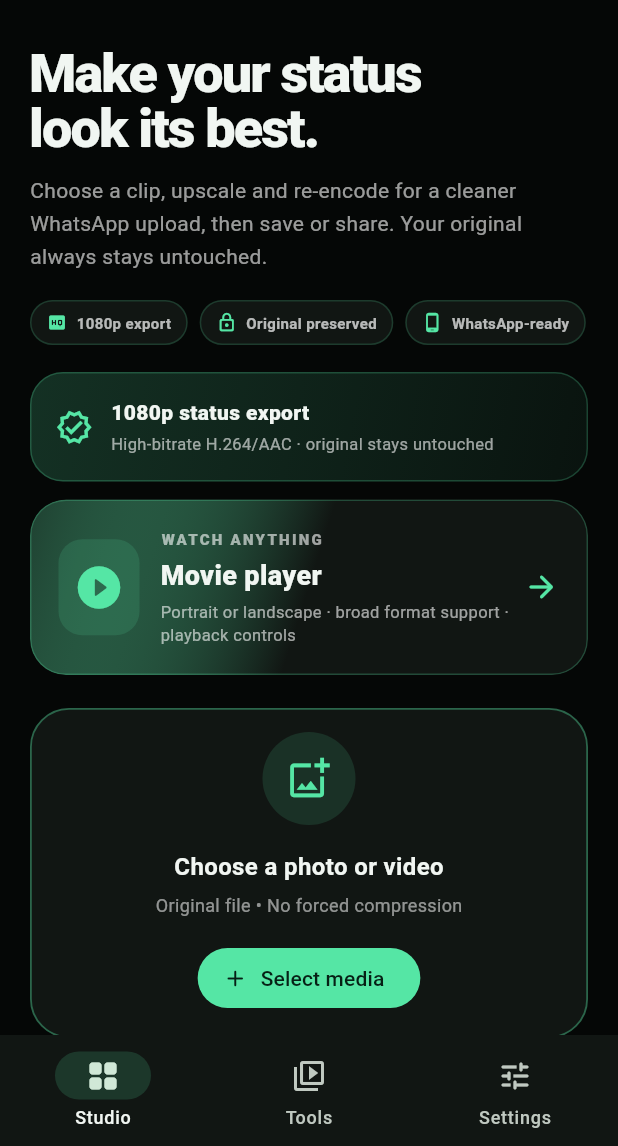
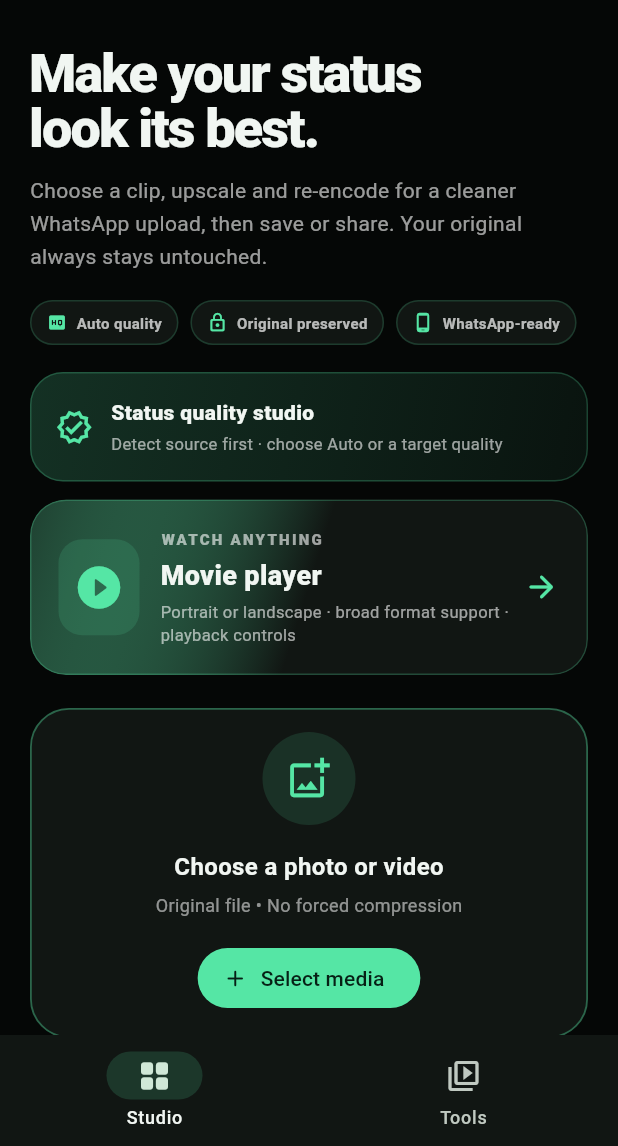
Before and after one commit to Hd-everything/supreme-octo-fiesta, a Flutter app: the screen it shows after launch, on a phone screen of 412 x 824 dp, the part 90-1236 px from its top. Run offline on Flutter 3.47's test engine with Material 3 defaults, Android fonts, the phone set to English and light mode, and no system bars; our stand-ins replace file_picker, image_picker, share_plus, shared_preferences, video_player; missing offline and left inert: media_kit, media_kit_video, v_video_compressor.

Commit message:
Redesign Studio quality flow and simplify navigation

```diff
--- a/lib/main.dart
+++ b/lib/main.dart
@@ -253,7 +253,7 @@
   String? _sourceResolution;
   String? _qualityRecommendation;
   final VVideoCompressor _compressor = VVideoCompressor();
-  int _targetLongEdge = 1920;
+  int _targetLongEdge = -1;
   String? _exportEstimateMessage;
   bool _cancelExportRequested = false;
   double _enhanceProgress = 0;
@@ -315,7 +315,7 @@
                   : 'A high-quality 1080p H.264/AAC status export is selected by default. Choose another resolution if you need a smaller file.';
           // Status preparation prioritizes a clean, high-bitrate 1080p upload source.
           // Keep Original available as an explicit no-reencode option.
-          _targetLongEdge = 1920;
+          _targetLongEdge = -1;
           _exportEstimateMessage = _estimateExportSize();
         });
       }
@@ -353,7 +353,9 @@
     final sourceShortEdge = sourceWidth < sourceHeight ? sourceWidth : sourceHeight;
     final targetLongEdge = _targetLongEdge == 0
         ? sourceLongEdge
-        : _targetLongEdge;
+        : _targetLongEdge == -1
+            ? (sourceLongEdge < 1920 ? 1920 : sourceLongEdge)
+            : _targetLongEdge;
     final targetShortEdge = (sourceShortEdge * targetLongEdge / sourceLongEdge).round();
     final outputWidth = sourceWidth >= sourceHeight ? targetLongEdge : targetShortEdge;
     final outputHeight = sourceWidth >= sourceHeight ? targetShortEdge : targetLongEdge;
@@ -361,7 +363,7 @@
       setState(() => _message = 'Original selected. The source file remains unchanged; no re-encode is needed.');
       return;
     }
-    final presetLabel = _targetLongEdge == 640 ? '360p' : _targetLongEdge == 854 ? '480p' : _targetLongEdge == 1280 ? '720p' : '1080p';
+    final presetLabel = _targetLongEdge == -1 ? 'Auto' : _targetLongEdge == 640 ? '360p' : _targetLongEdge == 854 ? '480p' : _targetLongEdge == 1280 ? '720p' : '1080p';
     setState(() {
       _exporting = true;
       _cancelExportRequested = false;
@@ -612,7 +614,7 @@
         const SizedBox(height: 8),
         SegmentedButton<int>(
           segments: const [
-            ButtonSegment(value: 0, label: Text('Original')),
+            ButtonSegment(value: -1, label: Text('Auto')),
             ButtonSegment(value: 640, label: Text('360p')),
             ButtonSegment(value: 854, label: Text('480p')),
             ButtonSegment(value: 1280, label: Text('720p')),
@@ -631,9 +633,9 @@
         SizedBox(
           width: double.infinity,
           child: FilledButton.icon(
-            onPressed: _exporting || _busy || _targetLongEdge == 0 ? null : _enhanceVideo,
+            onPressed: _exporting || _busy ? null : _enhanceVideo,
             icon: _exporting ? const SizedBox(width: 16, height: 16, child: CircularProgressIndicator(strokeWidth: 2)) : const Icon(Icons.auto_awesome_rounded),
-            label: Text(_exporting ? 'Exporting video…' : 'Export status video · ${_targetLongEdge == 0 ? 'Original' : _targetLongEdge == 640 ? '360p' : _targetLongEdge == 854 ? '480p' : _targetLongEdge == 1280 ? '720p' : '1080p'}'),
+            label: Text(_exporting ? 'Preparing video…' : 'Enhance & prepare · ${_targetLongEdge == -1 ? 'Auto' : _targetLongEdge == 640 ? '360p' : _targetLongEdge == 854 ? '480p' : _targetLongEdge == 1280 ? '720p' : '1080p'}'),
           ),
         ),
         if (_exportEstimateMessage != null) ...[
@@ -679,7 +681,7 @@
           ),
         ],
         const SizedBox(height: 6),
-        const Text('1080p high-bitrate export is selected by default to give WhatsApp a cleaner source. Lower resolutions save storage and data; encoding takes time and battery, and no upscaler can recreate detail missing from the original.', style: TextStyle(color: Colors.white38, fontSize: 10, height: 1.4)),
+        const Text('Auto targets up to 1080p. Upscaling changes output dimensions but cannot recreate detail missing from the source; encoding uses battery and storage.', style: TextStyle(color: Colors.white38, fontSize: 10, height: 1.4)),
       ]),
     );
   }
@@ -780,14 +782,13 @@
       ),
       bottomNavigationBar: NavigationBar(
         height: widget.compact ? 62 : 74,
-        selectedIndex: _tab,
+        selectedIndex: _tab.clamp(0, 1),
         onDestinationSelected: (index) => setState(() => _tab = index),
         backgroundColor: Theme.of(context).colorScheme.surface,
         indicatorColor: accent.withValues(alpha: .16),
         destinations: const [
           NavigationDestination(icon: Icon(Icons.grid_view_rounded), selectedIcon: Icon(Icons.grid_view_rounded), label: 'Studio'),
           NavigationDestination(icon: Icon(Icons.video_library_outlined), selectedIcon: Icon(Icons.video_library_rounded), label: 'Tools'),
-          NavigationDestination(icon: Icon(Icons.tune_rounded), selectedIcon: Icon(Icons.tune_rounded), label: 'Settings'),
         ],
       ),
       drawer: null,
@@ -850,7 +851,7 @@
                 spacing: 8,
                 runSpacing: 8,
                 children: [
-                  _featurePill(Icons.high_quality_rounded, '1080p export', accent),
+                  _featurePill(Icons.high_quality_rounded, 'Auto quality', accent),
                   _featurePill(Icons.lock_outline_rounded, 'Original preserved', accent),
                   _featurePill(Icons.phone_android_rounded, 'WhatsApp-ready', accent),
                 ],
@@ -988,9 +989,9 @@
         const Expanded(child: Column(
           crossAxisAlignment: CrossAxisAlignment.start,
           children: [
-            Text('1080p status export', style: TextStyle(fontWeight: FontWeight.w800)),
+            Text('Status quality studio', style: TextStyle(fontWeight: FontWeight.w800)),
             SizedBox(height: 3),
-            Text('High-bitrate H.264/AAC · original stays untouched', style: TextStyle(fontSize: 11, color: Colors.white60)),
+            Text('Detect source first · choose Auto or a target quality', style: TextStyle(fontSize: 11, color: Colors.white60)),
           ],
         )),
       ],
@@ -1171,7 +1172,7 @@
   Widget _toolsContent(Color accent) => ListView(
     padding: const EdgeInsets.fromLTRB(20, 18, 20, 28),
     children: [
-      const Text('Tools for every clip', style: TextStyle(fontSize: 30, fontWeight: FontWeight.w800, letterSpacing: -1.1)),
+      const Text('Studio tools', style: TextStyle(fontSize: 30, fontWeight: FontWeight.w800, letterSpacing: -1.1)),
       const SizedBox(height: 8),
       const Text('Prepare status videos at higher quality, cut long clips into parts, or settle in with the local movie player.', style: TextStyle(color: Colors.white60, height: 1.5)),
       const SizedBox(height: 20),
@@ -1220,8 +1221,8 @@
       _toolCard(
         icon: Icons.high_quality_rounded,
         title: 'Quality studio',
-        detail: 'Upscale and re-encode to high-quality 1080p by default, or choose 360p, 480p, 720p or Original.',
-        badge: 'EXPORT',
+        detail: 'Detect the source, then use Auto or choose 360p, 480p, 720p or 1080p. Keep the original untouched.',
+        badge: 'QUALITY',
         onTap: () {
           setState(() => _tab = 0);
           unawaited(_pickMedia());
```
